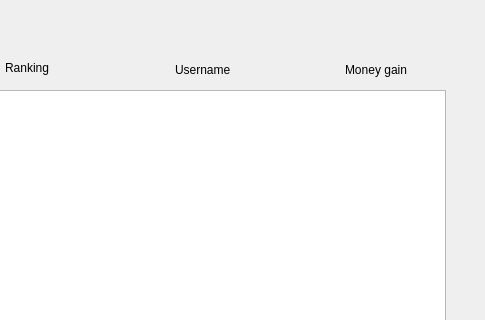
Qt form blackjack-client/ui/ranking.ui (lehoangtran289/Blackjack) before a commit; both pictures show x 155 to 640 and y 0 to 320 of the 640 by 480 pixel window.
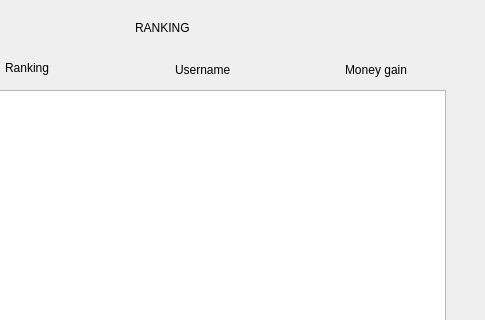
The same form after that commit.

What changed in the file:
```diff
--- a/blackjack-client/ui/ranking.ui
+++ b/blackjack-client/ui/ranking.ui
@@ -172,6 +172,19 @@
     <string>Back</string>
    </property>
   </widget>
+  <widget class="QLabel" name="label_3">
+   <property name="geometry">
+    <rect>
+     <x>290</x>
+     <y>20</y>
+     <width>211</width>
+     <height>16</height>
+    </rect>
+   </property>
+   <property name="text">
+    <string>RANKING</string>
+   </property>
+  </widget>
  </widget>
  <resources/>
  <connections/>
```
